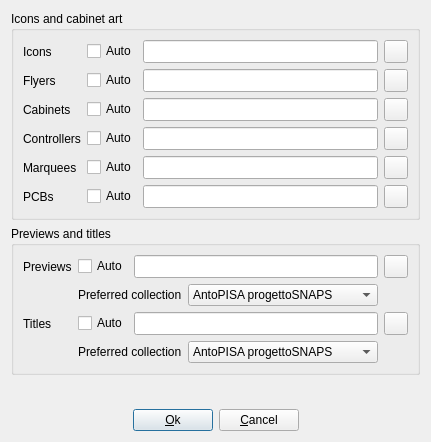
Qt form mawsqdlsetup.ui (qmc2/qmc2-mame-fe) before a commit.
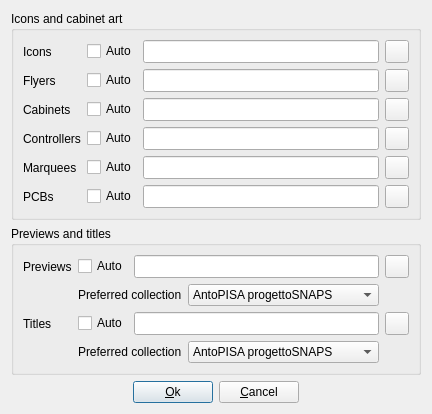
The same form after that commit. Icons and pictures are not drawn.

Commit message: fix: icons sizes of the MAWS quick download setup dialog are now also correctly adjusted

Patch:
```diff
--- a/mawsqdlsetup.ui
+++ b/mawsqdlsetup.ui
@@ -6,8 +6,8 @@
    <rect>
     <x>0</x>
     <y>0</y>
-    <width>428</width>
-    <height>442</height>
+    <width>432</width>
+    <height>413</height>
    </rect>
   </property>
   <property name="windowTitle">
```
The commit also changes 4 other files.
